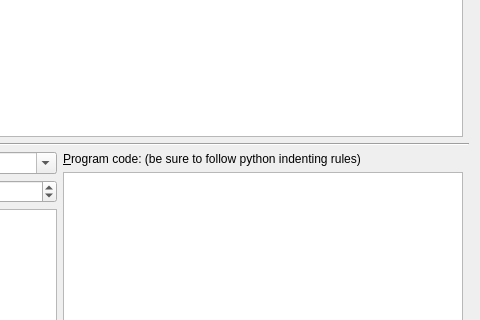
Above: src/calibre/gui2/preferences/template_functions.ui from kovidgoyal/calibre before the change; both pictures show x 382 to 862 and y 192 to 512 of the 862 by 672 pixel window. Below: the same form after it.
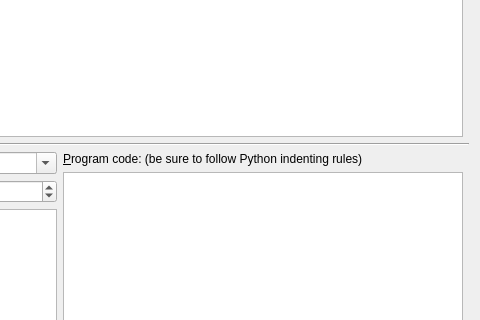
That is the form after the change.

```diff
--- a/src/calibre/gui2/preferences/template_functions.ui
+++ b/src/calibre/gui2/preferences/template_functions.ui
@@ -123,7 +123,7 @@
        <item>
         <widget class="QLabel" name="label_4">
          <property name="text">
-          <string>&amp;Program code: (be sure to follow python indenting rules)</string>
+          <string>&amp;Program code: (be sure to follow Python indenting rules)</string>
          </property>
          <property name="buddy">
           <cstring>program</cstring>
```
